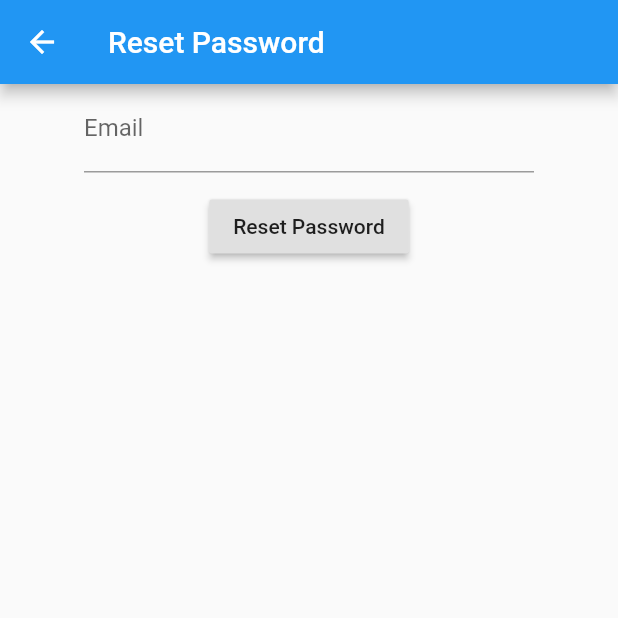
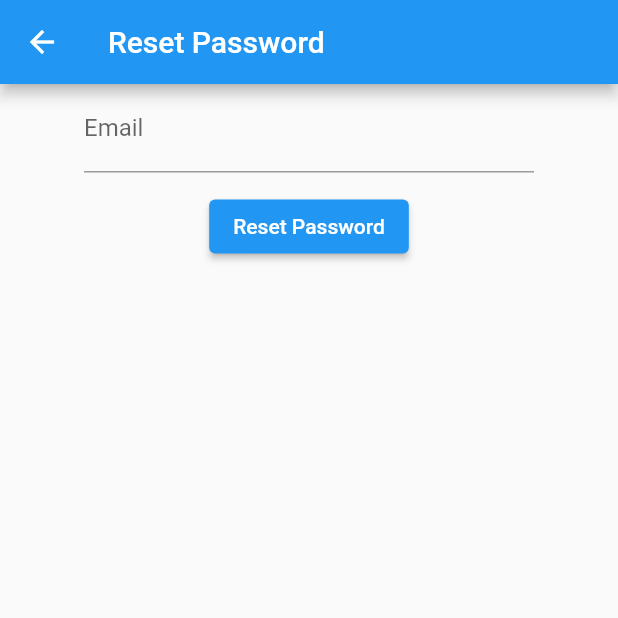
Before and after one commit to kfiross/flutter_mongodb_realm, a Flutter app: the LoginScreen screen opened directly, after a tap on "Forgot password?", on a phone screen of 412 x 824 dp, the top half of it. Run offline on Flutter 3.47's test engine with Material 2 defaults, Android fonts, the phone set to English and light mode, and no system bars; our stand-ins replace fluttertoast, google_sign_in, sign_in_with_apple, sprintf; missing offline and left inert: bson, dart:html, flutter_facebook_auth, flutter_mongo_stitch_platform_interface, streams_channel3, universal_html; accounts and stored records are empty; statements that could not run were skipped.

Commit message:
updated dependencies + dart format

```diff
--- a/example/lib/home_screen.dart
+++ b/example/lib/home_screen.dart
@@ -89,11 +89,11 @@ class _HomeScreenState extends State<HomeScreen> {
         appBar: AppBar(
           title: Text("Home Screen"),
           actions: <Widget>[
-            FlatButton(
+            TextButton(
               child: Icon(Icons.refresh, color: Colors.white),
               onPressed: _fetchStudents,
             ),
-            FlatButton(
+            TextButton(
               child: Icon(Icons.exit_to_app, color: Colors.white),
               onPressed: () async {
                 try {
@@ -175,7 +175,7 @@ class _HomeScreenState extends State<HomeScreen> {
                     SizedBox(width: 12),
                     Expanded(
                       flex: 2,
-                      child: RaisedButton(
+                      child: ElevatedButton(
                           child: Text("Add"), onPressed: _insertNewStudent),
                     ),
                   ],
--- a/example/lib/login_custom.dart
+++ b/example/lib/login_custom.dart
@@ -47,8 +47,10 @@ class _CustomLoginScreenState extends State<CustomLoginScreen> {
             SizedBox(height: 36),
             Container(
               width: 200,
-              child: RaisedButton(
-                color: Colors.red,
+              child: ElevatedButton(
+                style: ElevatedButton.styleFrom(
+                  backgroundColor: Colors.red,
+                ),
                 child: Text('Login', style: TextStyle(color: Colors.white)),
                 onPressed: _submitForm,
               ),
--- a/example/lib/login_screen.dart
+++ b/example/lib/login_screen.dart
@@ -83,8 +83,10 @@ class _LoginScreenState extends State<LoginScreen> {
             const SizedBox(height: 36),
             SizedBox(
               width: 220,
-              child: RaisedButton(
-                color: Colors.red,
+              child: ElevatedButton(
+                style: ElevatedButton.styleFrom(
+                  backgroundColor: Colors.red,
+                ),
                 child: Text((_state == LoginState.login) ? 'Login' : 'Register',
                     style: TextStyle(color: Colors.white)),
                 onPressed: _submitForm,
@@ -97,8 +99,10 @@ class _LoginScreenState extends State<LoginScreen> {
                   Container(
                     width: 220,
                     margin: const EdgeInsets.only(bottom: 12),
-                    child: RaisedButton(
-                      color: Colors.red,
+                    child: ElevatedButton(
+                      style: ElevatedButton.styleFrom(
+                        backgroundColor: Colors.red,
+                      ),
                       child: Text("Login as Anonymous",
                           style: TextStyle(color: Colors.white)),
                       onPressed: _loginAnonymously,
@@ -107,8 +111,10 @@ class _LoginScreenState extends State<LoginScreen> {
                   Container(
                     width: 220,
                     margin: const EdgeInsets.only(bottom: 12),
-                    child: RaisedButton(
-                      color: Colors.red,
+                    child: ElevatedButton(
+                      style: ElevatedButton.styleFrom(
+                        backgroundColor: Colors.red,
+                      ),
                       child: Text("Login with Facebook",
                           style: TextStyle(color: Colors.white)),
                       onPressed: _loginWithFacebook,
@@ -117,8 +123,10 @@ class _LoginScreenState extends State<LoginScreen> {
                   Container(
                     width: 220,
                     margin: const EdgeInsets.only(bottom: 12),
-                    child: RaisedButton(
-                      color: Colors.red,
+                    child: ElevatedButton(
+                      style: ElevatedButton.styleFrom(
+                        backgroundColor: Colors.red,
+                      ),
                       child: Text("Login with Google",
                           style: TextStyle(color: Colors.white)),
                       onPressed: _loginWithGoogle,
@@ -127,8 +135,10 @@ class _LoginScreenState extends State<LoginScreen> {
                   Container(
                     width: 220,
                     margin: const EdgeInsets.only(bottom: 12),
-                    child: RaisedButton(
-                      color: Colors.red,
+                    child: ElevatedButton(
+                      style: ElevatedButton.styleFrom(
+                        backgroundColor: Colors.red,
+                      ),
                       child: Text("Login with Custom Function",
                           style: TextStyle(color: Colors.white)),
                       onPressed: () => Navigator.push(
@@ -157,8 +167,10 @@ class _LoginScreenState extends State<LoginScreen> {
             ),
             Container(
               width: 200,
-              child: RaisedButton(
-                color: Colors.green,
+              child: ElevatedButton(
+                style: ElevatedButton.styleFrom(
+                  backgroundColor: Colors.green,
+                ),
                 child: Text(
                     "Go to ${(_state == LoginState.login) ? 'register' : 'login'}",
                     style: TextStyle(color: Colors.white)),
@@ -352,7 +364,7 @@ Future buildErrorDialog(BuildContext context, _message) {
         title: Text('Something went wrong...'),
         content: Text(_message),
         actions: <Widget>[
-          FlatButton(
+          TextButton(
               child: Text('OK'),
               onPressed: () {
                 Navigator.of(context).pop();
--- a/example/lib/main.dart
+++ b/example/lib/main.dart
@@ -416,7 +416,7 @@ class _MyAppState extends State<MyApp> {
         child: Column(
           children: <Widget>[
             Text('Running on: \n'),
-            RaisedButton(
+            ElevatedButton(
               child: Text("Reset Password"),
               onPressed: () async {
                 try {
--- a/example/lib/reset_pass_screen.dart
+++ b/example/lib/reset_pass_screen.dart
@@ -38,7 +38,7 @@ class _ResetPasswordScreenState extends State<ResetPasswordScreen> {
             ),
           ),
           SizedBox(height: 12),
-          RaisedButton(
+          ElevatedButton(
             child: Text("Reset Password"),
             onPressed: _sendEmail,
           )
--- a/lib/auth/core_realm_user.dart
+++ b/lib/auth/core_realm_user.dart
@@ -14,7 +14,7 @@ class CoreRealmUser {
     this.profile,
   });
 
-  Future<CoreRealmUser?> linkCredentials(StitchCredential credential){
+  Future<CoreRealmUser?> linkCredentials(StitchCredential credential) {
     return _realmAuth.linkCredentials(credential);
   }
 
--- a/lib/auth/credentials/apple_credential.dart
+++ b/lib/auth/credentials/apple_credential.dart
@@ -8,9 +8,6 @@ class AppleCredential extends StitchCredential {
 
   @override
   Map<String, Object> toJson() {
-    return {
-      "type": "apple",
-      "idToken": idToken
-    };
+    return {"type": "apple", "idToken": idToken};
   }
 }
--- a/lib/auth/credentials/custom_function_credential.dart
+++ b/lib/auth/credentials/custom_function_credential.dart
@@ -10,9 +10,6 @@ class FunctionCredential extends StitchCredential {
 
   @override
   Map<String, Object> toJson() {
-    return {
-      "type": "function",
-      "arguments": arguments
-    };
+    return {"type": "function", "arguments": arguments};
   }
 }
--- a/lib/auth/credentials/custom_jwt_credential.dart
+++ b/lib/auth/credentials/custom_jwt_credential.dart
@@ -8,9 +8,6 @@ class CustomJwtCredential extends StitchCredential {
 
   @override
   Map<String, Object> toJson() {
-    return {
-      "type": "jwt",
-      "token": token
-    };
+    return {"type": "jwt", "token": token};
   }
 }
--- a/lib/auth/credentials/facebook_credential.dart
+++ b/lib/auth/credentials/facebook_credential.dart
@@ -8,9 +8,6 @@ class FacebookCredential extends StitchCredential {
 
   @override
   Map<String, Object> toJson() {
-    return {
-      "type": "facebook",
-      "accessToken": accessToken
-    };
+    return {"type": "facebook", "accessToken": accessToken};
   }
 }
--- a/lib/auth/credentials/google_credential.dart
+++ b/lib/auth/credentials/google_credential.dart
@@ -7,9 +7,6 @@ class GoogleCredential2 extends StitchCredential {
 
   @override
   Map<String, Object> toJson() {
-    return {
-      "type": "google",
-      "authCode": authCode
-    };
+    return {"type": "google", "authCode": authCode};
   }
 }
--- a/lib/auth/mongo_realm_auth.dart
+++ b/lib/auth/mongo_realm_auth.dart
@@ -65,7 +65,7 @@ class MongoRealmAuth {
     return result;
   }
 
-  Future<CoreRealmUser?> linkCredentials(StitchCredential credential) async{
+  Future<CoreRealmUser?> linkCredentials(StitchCredential credential) async {
     var result = await FlutterMongoRealm.linkCredentials(credential.toJson());
     return result;
   }
@@ -79,8 +79,7 @@ class MongoRealmAuth {
     var result = await FlutterMongoRealm.logout();
 
     bool? loggedWithGoogle = await _googleLoginWrapper.isLogged;
-    if (loggedWithGoogle == true)
-      await _googleLoginWrapper.handleSignOut();
+    if (loggedWithGoogle == true) await _googleLoginWrapper.handleSignOut();
 
 //    bool loggedWithFacebook = await _facebookLoginWrapper.isLogged;
 //    if (loggedWithFacebook)
--- a/lib/database/mongo_collection.dart
+++ b/lib/database/mongo_collection.dart
@@ -2,7 +2,6 @@ import 'dart:collection';
 import 'dart:convert';
 
 import 'package:bson/bson.dart';
-import 'package:extension/extension.dart';
 import 'package:flutter/foundation.dart';
 import 'package:flutter_mongodb_realm/database/pipeline_stage.dart';
 
@@ -13,18 +12,20 @@ import 'mongo_document.dart';
 import 'query_operator.dart';
 import 'update_operator.dart';
 
-class ProjectionValue extends Enum<int> {
-  const ProjectionValue._(int val) : super(val);
+enum ProjectionValue {
+  INCLUDE(1),
+  EXCLUDE(0);
 
-  static const ProjectionValue INCLUDE = const ProjectionValue._(1);
-  static const ProjectionValue EXCLUDE = const ProjectionValue._(0);
+  final int value;
+  const ProjectionValue(this.value);
 }
 
-class OrderValue extends Enum<int> {
-  const OrderValue._(int val) : super(val);
+enum OrderValue {
+  ASCENDING(1),
+  DESCENDING(-1);
 
-  static const OrderValue ASCENDING = const OrderValue._(1);
-  static const OrderValue DESCENDING = const OrderValue._(-1);
+  final int value;
+  const OrderValue(this.value);
 }
 
 /// MongoCollection provides read and write access to documents.
--- a/lib/database/update_operator.dart
+++ b/lib/database/update_operator.dart
@@ -1,10 +1,9 @@
-import 'package:extension/extension.dart';
+enum PopValue {
+  LAST(1),
+  FIRST(-1);
 
-class PopValue extends Enum<int> {
-  const PopValue(int val) : super(val);
-
-  static const PopValue LAST = const PopValue(1);
-  static const PopValue FIRST = const PopValue(-1);
+  final int value;
+  const PopValue(this.value);
 }
 //import 'package:bson/bson.dart';
 
@@ -136,11 +135,13 @@ class UpdateOperator {
 
 /// ////////////////////////////////////////////////////////
 
-class SortValue extends Enum<int> {
-  const SortValue(int val) : super(val);
+enum SortValue {
+  ASC(1),
+  DSC(-1);
 
-  static const SortValue ASC = const SortValue(1);
-  static const SortValue DSC = const SortValue(-1);
+  final int value;
+
+  const SortValue(this.value);
 }
 
 class ArrayModifier {
--- a/lib/plugin.dart
+++ b/lib/plugin.dart
@@ -55,8 +55,10 @@ class FlutterMongoRealm {
     return CoreRealmUser.fromMap(details);
   }
 
-  static Future<CoreRealmUser?> linkCredentials(Map<String, Object> json) async {
-    var details = await FlutterMongoStitchPlatform.instance.linkCredentials(json);
+  static Future<CoreRealmUser?> linkCredentials(
+      Map<String, Object> json) async {
+    var details =
+        await FlutterMongoStitchPlatform.instance.linkCredentials(json);
     return CoreRealmUser.fromMap(details);
   }
 
```
Also changed, not shown: pubspec.yaml (+7 -9 lines).
